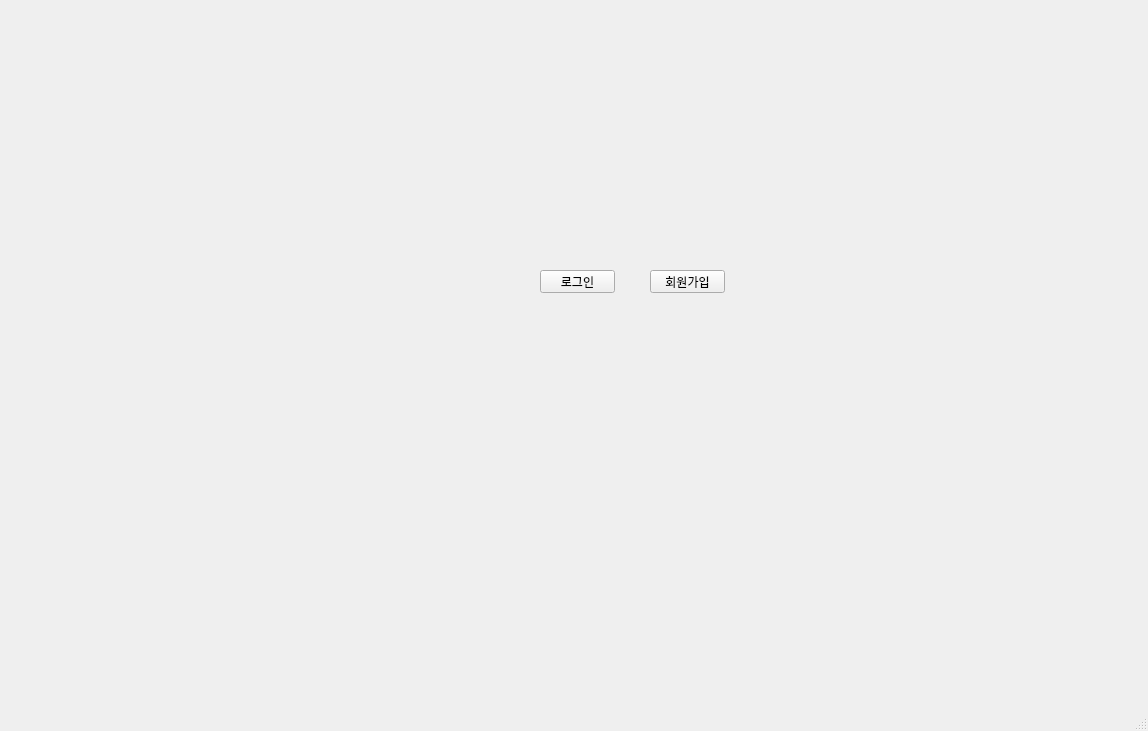
syarin03/smartstore, file mainUI.ui: the form before one commit.
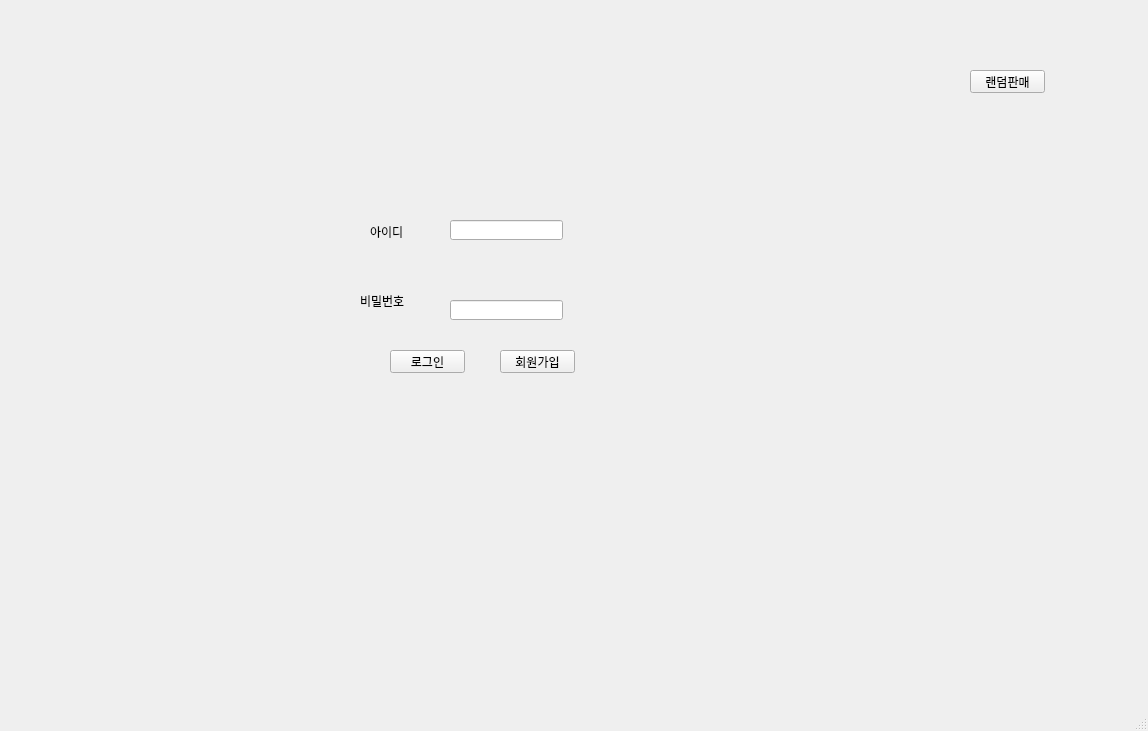
The form after the commit. The open tabs and pages were chosen to show the change.

Commit message: 로그아웃 함수 구현, UI수정

```diff
--- a/mainUI.ui
+++ b/mainUI.ui
@@ -27,30 +27,145 @@
      <number>1</number>
     </property>
     <widget class="QWidget" name="p_intro">
-     <widget class="QPushButton" name="btn_join">
+     <widget class="QStackedWidget" name="page_login">
       <property name="geometry">
        <rect>
-        <x>640</x>
-        <y>260</y>
-        <width>75</width>
-        <height>23</height>
+        <x>290</x>
+        <y>170</y>
+        <width>551</width>
+        <height>371</height>
        </rect>
       </property>
-      <property name="text">
-       <string>회원가입</string>
+      <property name="currentIndex">
+       <number>1</number>
       </property>
+      <widget class="QWidget" name="pl_01">
+       <widget class="QLabel" name="label_6">
+        <property name="geometry">
+         <rect>
+          <x>70</x>
+          <y>20</y>
+          <width>76</width>
+          <height>63</height>
+         </rect>
+        </property>
+        <property name="text">
+         <string>아이디</string>
+        </property>
+       </widget>
+       <widget class="QLabel" name="label_7">
+        <property name="geometry">
+         <rect>
+          <x>60</x>
+          <y>90</y>
+          <width>76</width>
+          <height>62</height>
+         </rect>
+        </property>
+        <property name="text">
+         <string>비밀번호</string>
+        </property>
+       </widget>
+       <widget class="QLineEdit" name="in_id_login">
+        <property name="geometry">
+         <rect>
+          <x>150</x>
+          <y>40</y>
+          <width>113</width>
+          <height>20</height>
+         </rect>
+        </property>
+       </widget>
+       <widget class="QLineEdit" name="in_pw_login">
+        <property name="geometry">
+         <rect>
+          <x>150</x>
+          <y>120</y>
+          <width>113</width>
+          <height>20</height>
+         </rect>
+        </property>
+       </widget>
+       <widget class="QPushButton" name="btn_login">
+        <property name="geometry">
+         <rect>
+          <x>90</x>
+          <y>170</y>
+          <width>75</width>
+          <height>23</height>
+         </rect>
+        </property>
+        <property name="text">
+         <string>로그인</string>
+        </property>
+       </widget>
+       <widget class="QPushButton" name="btn_join">
+        <property name="geometry">
+         <rect>
+          <x>200</x>
+          <y>170</y>
+          <width>75</width>
+          <height>23</height>
+         </rect>
+        </property>
+        <property name="text">
+         <string>회원가입</string>
+        </property>
+       </widget>
+      </widget>
+      <widget class="QWidget" name="pl_02">
+       <widget class="QLabel" name="label_loginid">
+        <property name="geometry">
+         <rect>
+          <x>100</x>
+          <y>50</y>
+          <width>76</width>
+          <height>63</height>
+         </rect>
+        </property>
+        <property name="text">
+         <string/>
+        </property>
+       </widget>
+       <widget class="QLabel" name="label_9">
+        <property name="geometry">
+         <rect>
+          <x>180</x>
+          <y>50</y>
+          <width>101</width>
+          <height>63</height>
+         </rect>
+        </property>
+        <property name="text">
+         <string>님 환영합니다</string>
+        </property>
+       </widget>
+       <widget class="QPushButton" name="btn_logout">
+        <property name="geometry">
+         <rect>
+          <x>350</x>
+          <y>70</y>
+          <width>75</width>
+          <height>23</height>
+         </rect>
+        </property>
+        <property name="text">
+         <string>로그아웃</string>
+        </property>
+       </widget>
+      </widget>
      </widget>
-     <widget class="QPushButton" name="btn_login">
+     <widget class="QPushButton" name="pushButton">
       <property name="geometry">
        <rect>
-        <x>530</x>
-        <y>260</y>
+        <x>960</x>
+        <y>60</y>
         <width>75</width>
         <height>23</height>
        </rect>
       </property>
       <property name="text">
-       <string>로그인</string>
+       <string>랜덤판매</string>
       </property>
      </widget>
     </widget>
```
Left out of the diff: 17 changed lines with no effect on the pictures. The commit also changes 1 other file.
